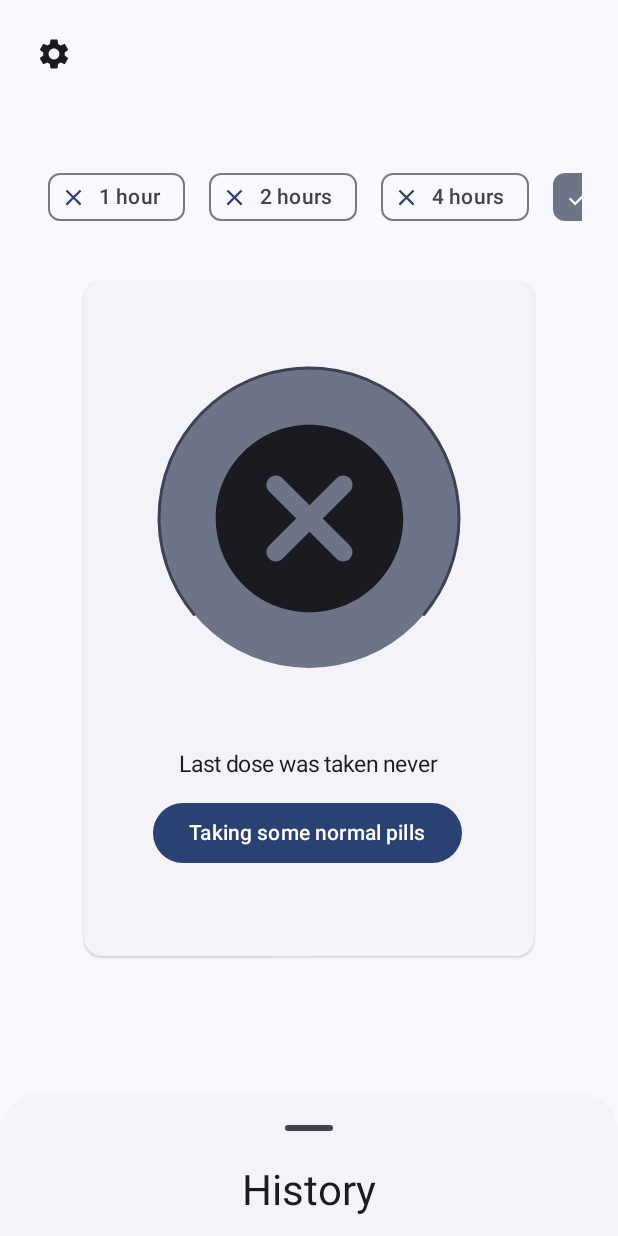
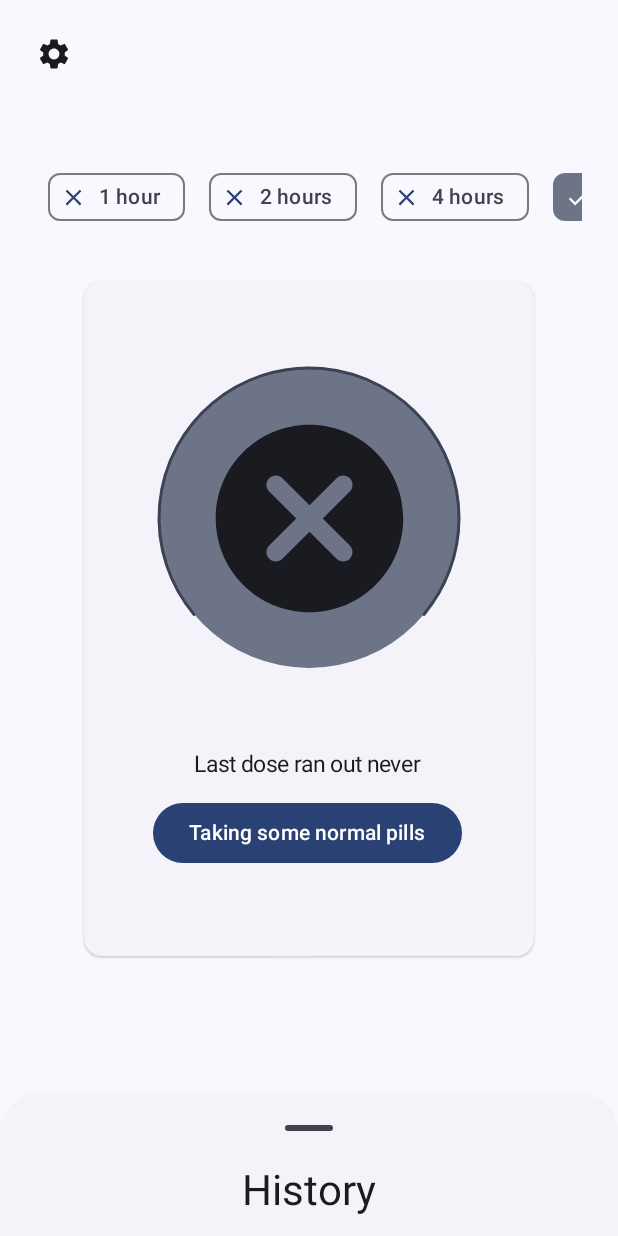
Before and after one commit to Cloweeee/NormalPills, an Android app built with Jetpack Compose: the home screen opened through its navigation route, on a phone screen of 412 x 824 dp. Run offline under Robolectric (Android 15) with nearby library versions, the phone set to English and light mode, and no system bars; our stand-ins replace accompanist, constraintlayout-compose; libraries missing offline, so code that uses them is left out: com.tencent.mmkv, nl.dionsegijn.konfetti; 1 statement that could not run was skipped.

Commit message:
I forgot what I did but the app works now

```diff
--- a/app/build.gradle
+++ b/app/build.gradle
@@ -12,8 +12,8 @@ android {
         minSdk 24
         targetSdk 33
         compileSdkVersion 33
-        versionCode 10100
-        versionName "1.1.1-alpha"
+        versionCode 10102
+        versionName "1.1.2-alpha"
 
         testInstrumentationRunner "androidx.test.runner.AndroidJUnitRunner"
         vectorDrawables {
--- a/app/src/main/java/com/danana/normalpills/MainActivity.kt
+++ b/app/src/main/java/com/danana/normalpills/MainActivity.kt
@@ -14,10 +14,7 @@ import android.content.Context
 import android.content.Intent
 import android.icu.text.DateFormat
 import android.icu.text.SimpleDateFormat
-import android.os.Build
-import android.os.Bundle
-import android.os.CountDownTimer
-import android.os.SystemClock
+import android.os.*
 import android.text.format.DateUtils
 import android.widget.Toast
 import androidx.activity.ComponentActivity
@@ -74,6 +71,7 @@ import java.time.format.DateTimeFormatter
 import java.time.format.FormatStyle
 import java.util.*
 import java.util.concurrent.TimeUnit
+import java.util.logging.Handler
 
 @OptIn(ExperimentalMaterial3Api::class)
 class MainActivity : ComponentActivity() {
@@ -125,7 +123,7 @@ class MainActivity : ComponentActivity() {
                 Intent(applicationContext, NotificationBroadcastReceiver::class.java).let { intent ->
                     intent.putExtra("NOTIFICATION_TITLE", title)
                     intent.putExtra("NOTIFICATION_MESSAGE", message)
-                    PendingIntent.getBroadcast(applicationContext, 0, intent, flags)
+                    PendingIntent.getBroadcast(applicationContext, 1, intent, flags)
                 }
 
             alarmMgr.set(AlarmManager.ELAPSED_REALTIME_WAKEUP, SystemClock.elapsedRealtime() + length, alarmIntent)
@@ -182,7 +180,7 @@ class MainActivity : ComponentActivity() {
         val text = remember { mutableStateOf("") }
         val style = remember { mutableStateOf(TextStyle()) }
         if (!running.value) {
-            text.value = "Last dose was taken ${dateString.value}"
+            text.value = "Last dose ran out ${dateString.value}"
             style.value = MaterialTheme.typography.titleLarge.plus(TextStyle(fontSize = 15.sp))
         } else {
             text.value = dateString.value
@@ -247,19 +245,7 @@ class MainActivity : ComponentActivity() {
 
         val notificationManager: NotificationManager = getSystemService(NOTIFICATION_SERVICE) as NotificationManager
 
-
         val showKonfetti = remember { mutableStateOf(false) }
-
-        if(showKonfetti.value && Preferences.confettiEnabled()) {
-            KonfettiView(parties = listOf(
-                Party(
-                    emitter = Emitter(1, TimeUnit.SECONDS).perSecond(500),
-                    speed = 50f,
-                    angle = 0
-                )
-            ),
-            modifier = Modifier.fillMaxSize())
-        }
 
         val dateString = remember { mutableStateOf("") } // String used in the main text box
 
@@ -278,6 +264,17 @@ class MainActivity : ComponentActivity() {
             lastSelected.value = recentDateObject.get("selectedTime").toString().toLong()
         }
 
+        val currentTimeObj = remember { mutableStateOf((LocalDateTime.now().atZone(ZoneId.systemDefault()).toInstant().toEpochMilli()) - lastSelected.value) }
+
+        val mainHandler = Handler(Looper.getMainLooper())
+
+        mainHandler.post(object : Runnable {
+            override fun run() {
+                currentTimeObj.value = (LocalDateTime.now().atZone(ZoneId.systemDefault()).toInstant().toEpochMilli()) - lastSelected.value;
+                mainHandler.postDelayed(this, 1000)
+            }
+        })
+
         val sweepProgress: MutableState<Float> = remember { mutableStateOf(1f) } // Float remembering the current completion of the timer
 
         if(((Date().time.minus(lastDate.value) ) < lastSelected.value) && !running.value) {
@@ -287,7 +284,7 @@ class MainActivity : ComponentActivity() {
         if (!running.value) { // If the timer isn't running, do the following
             if(lastDate.value == 0L) { // 0L is the default value for lastDate, if this is the case, the user has never recorded an intake
                 dateString.value = "never"
-            } else dateString.value = DateUtils.getRelativeTimeSpanString(lastDate.value).toString() // Otherwise, display time since last intake
+            } else dateString.value = DateUtils.getRelativeTimeSpanString(lastDate.value, currentTimeObj.value, 0L, DateUtils.FORMAT_ABBREV_ALL).toString() // Otherwise, display time since last intake
         }
 
         val scaffoldState = rememberBottomSheetScaffoldState()
@@ -327,6 +324,17 @@ class MainActivity : ComponentActivity() {
                 }
         }) {
             ConstraintLayout(modifier = Modifier.fillMaxSize()) {
+                if(showKonfetti.value && Preferences.confettiEnabled()) {
+                    KonfettiView(parties = listOf(
+                        Party(
+                            emitter = Emitter(1, TimeUnit.SECONDS).perSecond(500),
+                            speed = 50f,
+                            angle = 0
+                        )
+                    ),
+                        modifier = Modifier.fillMaxSize())
+                }
+
                 val (row, card, settings) = createRefs()
 
                 IconButton(
@@ -505,7 +513,7 @@ class MainActivity : ComponentActivity() {
                         }
                     }
                 )
-                SettingItem(title = "General", description = "Cosmetics inside the app such as confetti", icon = Icons.Filled.Settings) {
+                SettingItem(title = "General", description = "General settings", icon = Icons.Filled.Settings) {
                     navController.navigate("generalsettings")
                 }
                 SettingItem(title = "Fun", description = "Cosmetics inside the app such as confetti", icon = Icons.Filled.Celebration) {
```
